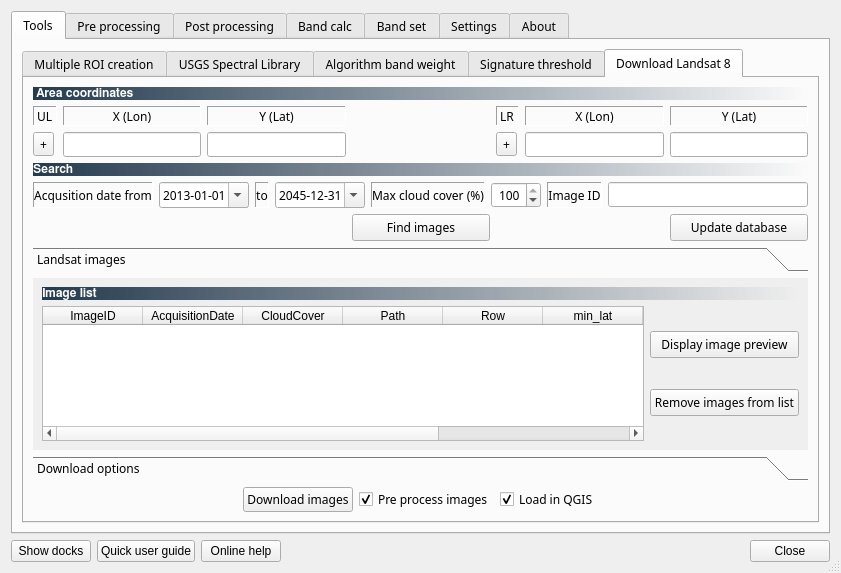
This is ui/ui_semiautomaticclassificationplugin.ui in semiautomaticgit/SemiAutomaticClassificationPlugin as Qt 5 draws it before an edit. The edited form follows.
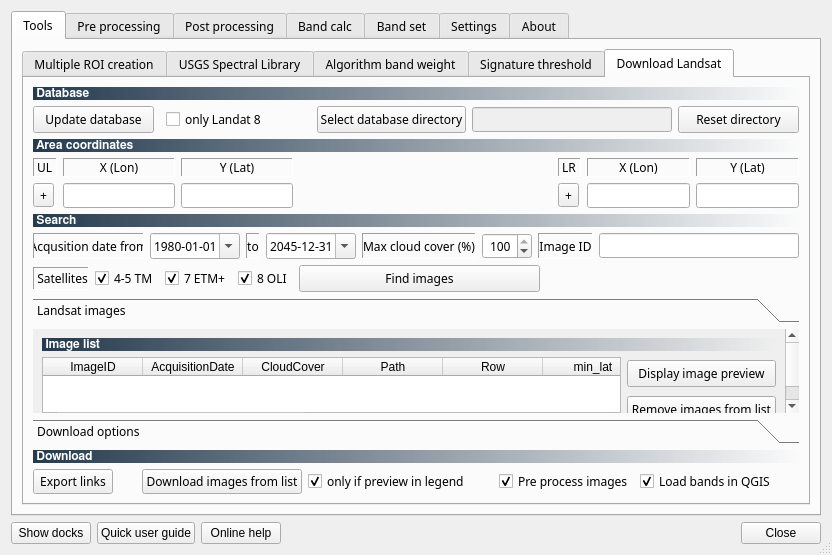
This is the edited form. The open tabs and pages were chosen to show the change. Icons and pictures are not drawn.

Patch:
```diff
--- a/ui/ui_semiautomaticclassificationplugin.ui
+++ b/ui/ui_semiautomaticclassificationplugin.ui
@@ -9,16 +9,22 @@
    <rect>
     <x>0</x>
     <y>0</y>
-    <width>836</width>
-    <height>573</height>
+    <width>832</width>
+    <height>555</height>
    </rect>
   </property>
   <property name="sizePolicy">
-   <sizepolicy hsizetype="Expanding" vsizetype="Expanding">
+   <sizepolicy hsizetype="Minimum" vsizetype="Expanding">
     <horstretch>0</horstretch>
     <verstretch>0</verstretch>
    </sizepolicy>
   </property>
+  <property name="minimumSize">
+   <size>
+    <width>600</width>
+    <height>0</height>
+   </size>
+  </property>
   <property name="windowTitle">
    <string>Semi-Automatic Classification Plugin</string>
   </property>
@@ -60,7 +66,7 @@
       <attribute name="title">
        <string>Tools</string>
       </attribute>
-      <layout class="QGridLayout" name="gridLayout_38">
+      <layout class="QGridLayout" name="gridLayout_125">
        <item row="0" column="0">
         <widget class="QTabWidget" name="tabWidget">
          <property name="currentIndex">
@@ -936,36 +942,89 @@
             <normaloff>:/plugins/semiautomaticclassificationplugin/icons/semiautomaticclassificationplugin_landsat8_download_tool.png</normaloff>:/plugins/semiautomaticclassificationplugin/icons/semiautomaticclassificationplugin_landsat8_download_tool.png</iconset>
           </attribute>
           <attribute name="title">
-           <string>Download Landsat 8</string>
+           <string>Download Landsat</string>
           </attribute>
-          <layout class="QGridLayout" name="gridLayout_115">
+          <layout class="QGridLayout" name="gridLayout_38">
            <item row="0" column="0">
             <layout class="QGridLayout" name="gridLayout_133">
-             <item row="2" column="0">
-              <widget class="QLabel" name="label_101">
-               <property name="frameShape">
-                <enum>QFrame::Panel</enum>
-               </property>
-               <property name="frameShadow">
-                <enum>QFrame::Sunken</enum>
-               </property>
-               <property name="text">
-                <string>UL</string>
-               </property>
-              </widget>
-             </item>
-             <item row="2" column="4">
-              <widget class="QLabel" name="label_102">
-               <property name="frameShape">
-                <enum>QFrame::Panel</enum>
-               </property>
-               <property name="frameShadow">
-                <enum>QFrame::Sunken</enum>
-               </property>
-               <property name="text">
-                <string>LR</string>
-               </property>
-              </widget>
+             <item row="2" column="6" rowspan="2">
+              <layout class="QGridLayout" name="gridLayout_121">
+               <item row="0" column="2">
+                <widget class="QLabel" name="label_104">
+                 <property name="frameShape">
+                  <enum>QFrame::Panel</enum>
+                 </property>
+                 <property name="frameShadow">
+                  <enum>QFrame::Sunken</enum>
+                 </property>
+                 <property name="text">
+                  <string>Y (Lat)</string>
+                 </property>
+                 <property name="alignment">
+                  <set>Qt::AlignCenter</set>
+                 </property>
+                </widget>
+               </item>
+               <item row="0" column="1">
+                <widget class="QLabel" name="label_105">
+                 <property name="frameShape">
+                  <enum>QFrame::Panel</enum>
+                 </property>
+                 <property name="frameShadow">
+                  <enum>QFrame::Sunken</enum>
+                 </property>
+                 <property name="text">
+                  <string>X (Lon)</string>
+                 </property>
+                 <property name="alignment">
+                  <set>Qt::AlignCenter</set>
+                 </property>
+                </widget>
+               </item>
+               <item row="1" column="2">
+                <widget class="QLineEdit" name="LY_lineEdit_3">
+                 <property name="toolTip">
+                  <string>&lt;html&gt;&lt;head/&gt;&lt;body&gt;&lt;p&gt;Lower right Y&lt;/p&gt;&lt;/body&gt;&lt;/html&gt;</string>
+                 </property>
+                 <property name="maxLength">
+                  <number>15</number>
+                 </property>
+                </widget>
+               </item>
+               <item row="1" column="1">
+                <widget class="QLineEdit" name="LX_lineEdit_3">
+                 <property name="toolTip">
+                  <string>&lt;html&gt;&lt;head/&gt;&lt;body&gt;&lt;p&gt;Lower right X&lt;/p&gt;&lt;/body&gt;&lt;/html&gt;</string>
+                 </property>
+                 <property name="maxLength">
+                  <number>15</number>
+                 </property>
+                </widget>
+               </item>
+               <item row="0" column="0">
+                <widget class="QLabel" name="label_102">
+                 <property name="frameShape">
+                  <enum>QFrame::Panel</enum>
+                 </property>
+                 <property name="frameShadow">
+                  <enum>QFrame::Sunken</enum>
+                 </property>
+                 <property name="text">
+                  <string>LR</string>
+                 </property>
+                </widget>
+               </item>
+               <item row="1" column="0">
+                <widget class="QToolButton" name="selectLR_toolButton_3">
+                 <property name="toolTip">
+                  <string>&lt;html&gt;&lt;head/&gt;&lt;body&gt;&lt;p&gt;Click the map for the lower right coordinates&lt;/p&gt;&lt;/body&gt;&lt;/html&gt;</string>
+                 </property>
+                 <property name="text">
+                  <string>+</string>
+                 </property>
+                </widget>
+               </item>
+              </layout>
              </item>
              <item row="1" column="0" colspan="7">
               <widget class="QLabel" name="label_103">
@@ -993,130 +1052,6 @@
                </property>
               </widget>
              </item>
-             <item row="3" column="5">
-              <widget class="QLineEdit" name="LX_lineEdit_3">
-               <property name="toolTip">
-                <string>&lt;html&gt;&lt;head/&gt;&lt;body&gt;&lt;p&gt;Lower right X&lt;/p&gt;&lt;/body&gt;&lt;/html&gt;</string>
-               </property>
-               <property name="maxLength">
-                <number>15</number>
-               </property>
-              </widget>
-             </item>
-             <item row="2" column="6">
-              <widget class="QLabel" name="label_104">
-               <property name="frameShape">
-                <enum>QFrame::Panel</enum>
-               </property>
-               <property name="frameShadow">
-                <enum>QFrame::Sunken</enum>
-               </property>
-               <property name="text">
-                <string>Y (Lat)</string>
-               </property>
-               <property name="alignment">
-                <set>Qt::AlignCenter</set>
-               </property>
-              </widget>
-             </item>
-             <item row="2" column="5">
-              <widget class="QLabel" name="label_105">
-               <property name="frameShape">
-                <enum>QFrame::Panel</enum>
-               </property>
-               <property name="frameShadow">
-                <enum>QFrame::Sunken</enum>
-               </property>
-               <property name="text">
-                <string>X (Lon)</string>
-               </property>
-               <property name="alignment">
-                <set>Qt::AlignCenter</set>
-               </property>
-              </widget>
-             </item>
-             <item row="2" column="2">
-              <widget class="QLabel" name="label_106">
-               <property name="frameShape">
-                <enum>QFrame::Panel</enum>
-               </property>
-               <property name="frameShadow">
-                <enum>QFrame::Sunken</enum>
-               </property>
-               <property name="text">
-                <string>Y (Lat)</string>
-               </property>
-               <property name="alignment">
-                <set>Qt::AlignCenter</set>
-               </property>
-              </widget>
-             </item>
-             <item row="2" column="1">
-              <widget class="QLabel" name="label_107">
-               <property name="frameShape">
-                <enum>QFrame::Panel</enum>
-               </property>
-               <property name="frameShadow">
-                <enum>QFrame::Sunken</enum>
-               </property>
-               <property name="text">
-                <string>X (Lon)</string>
-               </property>
-               <property name="alignment">
-                <set>Qt::AlignCenter</set>
-               </property>
-              </widget>
-             </item>
-             <item row="3" column="1">
-              <widget class="QLineEdit" name="UX_lineEdit_3">
-               <property name="toolTip">
-                <string>&lt;html&gt;&lt;head/&gt;&lt;body&gt;&lt;p&gt;Upper left X&lt;/p&gt;&lt;/body&gt;&lt;/html&gt;</string>
-               </property>
-               <property name="maxLength">
-                <number>15</number>
-               </property>
-              </widget>
-             </item>
-             <item row="3" column="2">
-              <widget class="QLineEdit" name="UY_lineEdit_3">
-               <property name="toolTip">
-                <string>&lt;html&gt;&lt;head/&gt;&lt;body&gt;&lt;p&gt;Upper left Y&lt;/p&gt;&lt;/body&gt;&lt;/html&gt;</string>
-               </property>
-               <property name="maxLength">
-                <number>15</number>
-               </property>
-              </widget>
-             </item>
-             <item row="3" column="0">
-              <widget class="QToolButton" name="selectUL_toolButton_3">
-               <property name="toolTip">
-                <string>&lt;html&gt;&lt;head/&gt;&lt;body&gt;&lt;p&gt;Click the map for the upper left coordinates&lt;/p&gt;&lt;/body&gt;&lt;/html&gt;</string>
-               </property>
-               <property name="text">
-                <string>+</string>
-               </property>
-              </widget>
-             </item>
-             <item row="3" column="6">
-              <widget class="QLineEdit" name="LY_lineEdit_3">
-               <property name="toolTip">
-                <string>&lt;html&gt;&lt;head/&gt;&lt;body&gt;&lt;p&gt;Lower right Y&lt;/p&gt;&lt;/body&gt;&lt;/html&gt;</string>
-               </property>
-               <property name="maxLength">
-                <number>15</number>
-               </property>
-              </widget>
-             </item>
-             <item row="3" column="4">
-              <widget class="QToolButton" name="selectLR_toolButton_3">
-               <property name="toolTip">
-                <string>&lt;html&gt;&lt;head/&gt;&lt;body&gt;&lt;p&gt;Click the map for the lower right coordinates&lt;/p&gt;&lt;/body&gt;&lt;/html&gt;</string>
-               </property>
-               <property name="text">
-                <string>+</string>
-               </property>
-              </widget>
-             </item>
              <item row="2" column="3">
               <spacer name="horizontalSpacer_33">
                <property name="orientation">
@@ -1130,7 +1065,7 @@
                </property>
               </spacer>
              </item>
-             <item row="6" column="3">
+             <item row="7" column="3">
               <widget class="QPushButton" name="find_images_toolButton">
                <property name="sizePolicy">
                 <sizepolicy hsizetype="Minimum" vsizetype="Maximum">
@@ -1158,33 +1093,33 @@
                </property>
               </widget>
              </item>
-             <item row="4" column="0" colspan="7">
-              <widget class="QLabel" name="label_109">
-               <property name="font">
-                <font>
-                 <family>FreeSans</family>
-                 <weight>75</weight>
-                 <bold>true</bold>
-                </font>
-               </property>
-               <property name="styleSheet">
-                <string notr="true">background-color : qlineargradient(spread:pad, x1:0, y1:0, x2:1, y2:0, stop:0 #243a4e, stop:1 rgba(0, 0, 0, 0)); color : white</string>
-               </property>
-               <property name="frameShape">
-                <enum>QFrame::NoFrame</enum>
-               </property>
-               <property name="frameShadow">
-                <enum>QFrame::Sunken</enum>
-               </property>
-               <property name="text">
-                <string>Search</string>
-               </property>
-               <property name="alignment">
-                <set>Qt::AlignLeading|Qt::AlignLeft|Qt::AlignVCenter</set>
-               </property>
-              </widget>
-             </item>
              <item row="5" column="0" colspan="7">
+              <widget class="QLabel" name="label_109">
+               <property name="font">
+                <font>
+                 <family>FreeSans</family>
+                 <weight>75</weight>
+                 <bold>true</bold>
+                </font>
+               </property>
+               <property name="styleSheet">
+                <string notr="true">background-color : qlineargradient(spread:pad, x1:0, y1:0, x2:1, y2:0, stop:0 #243a4e, stop:1 rgba(0, 0, 0, 0)); color : white</string>
+               </property>
+               <property name="frameShape">
+                <enum>QFrame::NoFrame</enum>
+               </property>
+               <property name="frameShadow">
+                <enum>QFrame::Sunken</enum>
+               </property>
+               <property name="text">
+                <string> Search</string>
+               </property>
+               <property name="alignment">
+                <set>Qt::AlignLeading|Qt::AlignLeft|Qt::AlignVCenter</set>
+               </property>
+              </widget>
+             </item>
+             <item row="6" column="0" colspan="7">
               <layout class="QGridLayout" name="gridLayout_114">
                <item row="0" column="7">
                 <widget class="QLineEdit" name="imageID_lineEdit">
@@ -1294,6 +1229,13 @@
                  </item>
                  <item row="0" column="1">
                   <widget class="QDateEdit" name="dateEdit_from">
+                   <property name="date">
+                    <date>
+                     <year>1980</year>
+                     <month>1</month>
+                     <day>1</day>
+                    </date>
+                   </property>
                    <property name="maximumDate">
                     <date>
                      <year>2045</year>
@@ -1303,7 +1245,7 @@
                    </property>
                    <property name="minimumDate">
                     <date>
-                     <year>2013</year>
+                     <year>1980</year>
                      <month>1</month>
                      <day>1</day>
                     </date>
@@ -1349,9 +1291,9 @@
                  </property>
                  <property name="minimumDate">
                   <date>
-                   <year>2013</year>
+                   <year>1980</year>
                    <month>1</month>
-                   <day>1</day>
+                   <day>2</day>
                   </date>
                  </property>
                  <property name="displayFormat">
@@ -1393,33 +1335,309 @@
                </item>
               </layout>
              </item>
-             <item row="6" column="6">
-              <widget class="QPushButton" name="update_image_database_toolButton">
-               <property name="sizePolicy">
-                <sizepolicy hsizetype="Minimum" vsizetype="Maximum">
-                 <horstretch>0</horstretch>
-                 <verstretch>0</verstretch>
-                </sizepolicy>
-               </property>
-               <property name="minimumSize">
-                <size>
-                 <width>121</width>
-                 <height>27</height>
-                </size>
-               </property>
-               <property name="maximumSize">
-                <size>
-                 <width>14000</width>
-                 <height>27</height>
-                </size>
-               </property>
-               <property name="toolTip">
-                <string>&lt;html&gt;&lt;head/&gt;&lt;body&gt;&lt;p&gt;Update Landsat image database (requires internet connection)&lt;/p&gt;&lt;/body&gt;&lt;/html&gt;</string>
-               </property>
-               <property name="text">
-                <string>Update database</string>
-               </property>
-              </widget>
+             <item row="7" column="6">
+              <layout class="QGridLayout" name="gridLayout_115"/>
+             </item>
+             <item row="7" column="0" colspan="3">
+              <layout class="QGridLayout" name="gridLayout_120">
+               <item row="0" column="2">
+                <widget class="QCheckBox" name="L7_checkBox">
+                 <property name="text">
+                  <string>7 ETM+</string>
+                 </property>
+                 <property name="checked">
+                  <bool>true</bool>
+                 </property>
+                </widget>
+               </item>
+               <item row="0" column="3">
+                <widget class="QCheckBox" name="L8_checkBox">
+                 <property name="text">
+                  <string>8 OLI</string>
+                 </property>
+                 <property name="checked">
+                  <bool>true</bool>
+                 </property>
+                </widget>
+               </item>
+               <item row="0" column="1">
+                <widget class="QCheckBox" name="L45_checkbox">
+                 <property name="text">
+                  <string>4-5 TM</string>
+                 </property>
+                 <property name="checked">
+                  <bool>true</bool>
+                 </property>
+                </widget>
+               </item>
+               <item row="0" column="0">
+                <widget class="QLabel" name="label_114">
+                 <property name="frameShape">
+                  <enum>QFrame::Panel</enum>
+                 </property>
+                 <property name="frameShadow">
+                  <enum>QFrame::Sunken</enum>
+                 </property>
+                 <property name="text">
+                  <string> Satellites</string>
+                 </property>
+                 <property name="alignment">
+                  <set>Qt::AlignCenter</set>
+                 </property>
+                </widget>
+               </item>
+               <item row="0" column="4">
+                <spacer name="horizontalSpacer_30">
+                 <property name="orientation">
+                  <enum>Qt::Horizontal</enum>
+                 </property>
+                 <property name="sizeHint" stdset="0">
+                  <size>
+                   <width>40</width>
+                   <height>20</height>
+                  </size>
+                 </property>
+                </spacer>
+               </item>
+              </layout>
+             </item>
+             <item row="2" column="0" rowspan="2" colspan="3">
+              <layout class="QGridLayout" name="gridLayout_122">
+               <item row="0" column="2">
+                <widget class="QLabel" name="label_106">
+                 <property name="frameShape">
+                  <enum>QFrame::Panel</enum>
+                 </property>
+                 <property name="frameShadow">
+                  <enum>QFrame::Sunken</enum>
+                 </property>
+                 <property name="text">
+                  <string>Y (Lat)</string>
+                 </property>
+                 <property name="alignment">
+                  <set>Qt::AlignCenter</set>
+                 </property>
+                </widget>
+               </item>
+               <item row="1" column="1">
+                <widget class="QLineEdit" name="UX_lineEdit_3">
+                 <property name="toolTip">
+                  <string>&lt;html&gt;&lt;head/&gt;&lt;body&gt;&lt;p&gt;Upper left X&lt;/p&gt;&lt;/body&gt;&lt;/html&gt;</string>
+                 </property>
+                 <property name="maxLength">
+                  <number>15</number>
+                 </property>
+                </widget>
+               </item>
+               <item row="1" column="2">
+                <widget class="QLineEdit" name="UY_lineEdit_3">
+                 <property name="toolTip">
+                  <string>&lt;html&gt;&lt;head/&gt;&lt;body&gt;&lt;p&gt;Upper left Y&lt;/p&gt;&lt;/body&gt;&lt;/html&gt;</string>
+                 </property>
+                 <property name="maxLength">
+                  <number>15</number>
+                 </property>
+                </widget>
+               </item>
+               <item row="0" column="1">
+                <widget class="QLabel" name="label_107">
+                 <property name="frameShape">
+                  <enum>QFrame::Panel</enum>
+                 </property>
+                 <property name="frameShadow">
+                  <enum>QFrame::Sunken</enum>
+                 </property>
+                 <property name="text">
+                  <string>X (Lon)</string>
+                 </property>
+                 <property name="alignment">
+                  <set>Qt::AlignCenter</set>
+                 </property>
+                </widget>
+               </item>
+               <item row="0" column="0">
+                <widget class="QLabel" name="label_101">
+                 <property name="frameShape">
+                  <enum>QFrame::Panel</enum>
+                 </property>
+                 <property name="frameShadow">
+                  <enum>QFrame::Sunken</enum>
+                 </property>
+                 <property name="text">
+                  <string>UL</string>
+                 </property>
+                </widget>
+               </item>
+               <item row="1" column="0">
+                <widget class="QToolButton" name="selectUL_toolButton_3">
+                 <property name="toolTip">
+                  <string>&lt;html&gt;&lt;head/&gt;&lt;body&gt;&lt;p&gt;Click the map for the upper left coordinates&lt;/p&gt;&lt;/body&gt;&lt;/html&gt;</string>
+                 </property>
+                 <property name="text">
+                  <string>+</string>
+                 </property>
+                </widget>
+               </item>
+              </layout>
+             </item>
+             <item row="0" column="0" colspan="7">
+              <layout class="QGridLayout" name="gridLayout_123">
+               <item row="1" column="0">
+                <widget class="QPushButton" name="update_image_database_toolButton">
+                 <property name="sizePolicy">
+                  <sizepolicy hsizetype="Minimum" vsizetype="Maximum">
+                   <horstretch>0</horstretch>
+                   <verstretch>0</verstretch>
+                  </sizepolicy>
+                 </property>
+                 <property name="minimumSize">
+                  <size>
+                   <width>121</width>
+                   <height>27</height>
+                  </size>
+                 </property>
+                 <property name="maximumSize">
+                  <size>
+                   <width>14000</width>
+                   <height>27</height>
+                  </size>
+                 </property>
+                 <property name="toolTip">
+                  <string>&lt;html&gt;&lt;head/&gt;&lt;body&gt;&lt;p&gt;Update Landsat image database (requires internet connection)&lt;/p&gt;&lt;/body&gt;&lt;/html&gt;</string>
+                 </property>
+                 <property name="text">
+                  <string>Update database</string>
+                 </property>
+                </widget>
+               </item>
+               <item row="1" column="4">
+                <widget class="QPushButton" name="select_database_dir_toolButton">
+                 <property name="sizePolicy">
+                  <sizepolicy hsizetype="Minimum" vsizetype="Maximum">
+                   <horstretch>0</horstretch>
+                   <verstretch>0</verstretch>
+                  </sizepolicy>
+                 </property>
+                 <property name="minimumSize">
+                  <size>
+                   <width>138</width>
+                   <height>27</height>
+                  </size>
+                 </property>
+                 <property name="maximumSize">
+                  <size>
+                   <width>14000</width>
+                   <height>27</height>
+                  </size>
+                 </property>
+                 <property name="toolTip">
+                  <string>&lt;html&gt;&lt;head/&gt;&lt;body&gt;&lt;p&gt;Select a directory where Landsat databases are stored&lt;/p&gt;&lt;/body&gt;&lt;/html&gt;</string>
+                 </property>
+                 <property name="text">
+                  <string>Select database directory</string>
+                 </property>
+                </widget>
+               </item>
+               <item row="0" column="0" colspan="7">
+                <widget class="QLabel" name="label_115">
+                 <property name="font">
+                  <font>
+                   <family>FreeSans</family>
+                   <weight>75</weight>
+                   <bold>true</bold>
+                  </font>
+                 </property>
+                 <property name="styleSheet">
+                  <string notr="true">background-color : qlineargradient(spread:pad, x1:0, y1:0, x2:1, y2:0, stop:0 #243a4e, stop:1 rgba(0, 0, 0, 0)); color : white</string>
+                 </property>
+                 <property name="frameShape">
+                  <enum>QFrame::NoFrame</enum>
+                 </property>
+                 <property name="frameShadow">
+                  <enum>QFrame::Sunken</enum>
+                 </property>
+                 <property name="text">
+                  <string> Database</string>
+                 </property>
+                 <property name="alignment">
+                  <set>Qt::AlignLeading|Qt::AlignLeft|Qt::AlignVCenter</set>
+                 </property>
+                </widget>
+               </item>
+               <item row="1" column="5">
+                <widget class="QLineEdit" name="database_lineEdit">
+                 <property name="enabled">
+                  <bool>false</bool>
+                 </property>
+                 <property name="sizePolicy">
+                  <sizepolicy hsizetype="Minimum" vsizetype="Fixed">
+                   <horstretch>0</horstretch>
+                   <verstretch>0</verstretch>
+                  </sizepolicy>
+                 </property>
+                 <property name="minimumSize">
+                  <size>
+                   <width>200</width>
+                   <height>0</height>
+                  </size>
+                 </property>
+                 <property name="toolTip">
+                  <string>&lt;html&gt;&lt;head/&gt;&lt;body&gt;&lt;p&gt;Database directory&lt;/p&gt;&lt;/body&gt;&lt;/html&gt;</string>
+                 </property>
+                </widget>
+               </item>
+               <item row="1" column="2">
+                <widget class="QCheckBox" name="update_L8_checkBox">
+                 <property name="toolTip">
+                  <string>&lt;html&gt;&lt;head/&gt;&lt;body&gt;&lt;p&gt;If checked, download only the Landsat 8 database from Amazon&lt;/p&gt;&lt;/body&gt;&lt;/html&gt;</string>
+                 </property>
+                 <property name="text">
+                  <string>only Landat 8</string>
+                 </property>
+                </widget>
+               </item>
+               <item row="1" column="6">
+                <widget class="QPushButton" name="reset_database_dir_toolButton">
+                 <property name="sizePolicy">
+                  <sizepolicy hsizetype="Minimum" vsizetype="Maximum">
+                   <horstretch>0</horstretch>
+                   <verstretch>0</verstretch>
+                  </sizepolicy>
+                 </property>
+                 <property name="minimumSize">
+                  <size>
+                   <width>121</width>
+                   <height>27</height>
+                  </size>
+                 </property>
+                 <property name="maximumSize">
+                  <size>
+                   <width>14000</width>
+                   <height>27</height>
+                  </size>
+                 </property>
+                 <property name="toolTip">
+                  <string>&lt;html&gt;&lt;head/&gt;&lt;body&gt;&lt;p&gt;Reset Landsat database directory&lt;/p&gt;&lt;/body&gt;&lt;/html&gt;</string>
+                 </property>
+                 <property name="text">
+                  <string>Reset directory</string>
+                 </property>
+                </widget>
+               </item>
+               <item row="1" column="3">
+                <spacer name="horizontalSpacer_31">
+                 <property name="orientation">
+                  <enum>Qt::Horizontal</enum>
+                 </property>
+                 <property name="sizeHint" stdset="0">
+                  <size>
+                   <width>40</width>
+                   <height>20</height>
+                  </size>
+                 </property>
+                </spacer>
+               </item>
+              </layout>
              </item>
             </layout>
            </item>
@@ -1435,8 +1653,8 @@
                  <rect>
                   <x>0</x>
                   <y>0</y>
-                  <width>784</width>
-                  <height>208</height>
+                  <width>780</width>
+                  <height>122</height>
                  </rect>
                 </property>
                 <attribute name="label">
@@ -1518,7 +1736,7 @@
                       <string notr="true">background-color : qlineargradient(spread:pad, x1:0, y1:0, x2:1, y2:0, stop:0 #243a4e, stop:1 rgba(0, 0, 0, 0)); color : white</string>
                      </property>
                      <property name="text">
-                      <string>Image list</string>
+                      <string> Image list</string>
                      </property>
                     </widget>
                    </item>
@@ -1590,6 +1808,16 @@
                        <string>max_lon</string>
                       </property>
                      </column>
+                     <column>
+                      <property name="text">
+                       <string>Service</string>
+                      </property>
+                     </column>
+                     <column>
+                      <property name="text">
+                       <string>Preview</string>
+                      </property>
+                     </column>
                     </widget>
                    </item>
                   </layout>
@@ -1832,7 +2060,33 @@
            </item>
            <item row="2" column="0">
             <layout class="QGridLayout" name="gridLayout_112">
-             <item row="0" column="2">
+             <item row="1" column="4">
+              <spacer name="horizontalSpacer_32">
+               <property name="orientation">
+                <enum>Qt::Horizontal</enum>
+               </property>
+               <property name="sizeHint" stdset="0">
+                <size>
+                 <width>40</width>
+                 <height>20</height>
+                </size>
+               </property>
+              </spacer>
+             </item>
+             <item row="1" column="1">
+              <spacer name="horizontalSpacer_25">
+               <property name="orientation">
+                <enum>Qt::Horizontal</enum>
+               </property>
+               <property name="sizeHint" stdset="0">
+                <size>
+                 <width>40</width>
+                 <height>20</height>
+                </size>
+               </property>
+              </spacer>
+             </item>
+             <item row="1" column="5">
               <widget class="QCheckBox" name="preprocess_Landsat_checkBox">
                <property name="toolTip">
                 <string>&lt;html&gt;&lt;head/&gt;&lt;body&gt;&lt;p&gt;Pre process Landsat images&lt;/p&gt;&lt;/body&gt;&lt;/html&gt;</string>
@@ -1845,30 +2099,17 @@
                </property>
               </widget>
              </item>
-             <item row="0" column="0">
-              <spacer name="horizontalSpacer_25">
-               <property name="orientation">
-                <enum>Qt::Horizontal</enum>
-               </property>
-               <property name="sizeHint" stdset="0">
-                <size>
-                 <width>40</width>
-                 <height>20</height>
-                </size>
-               </property>
-              </spacer>
-             </item>
-             <item row="0" column="1">
+             <item row="1" column="2">
               <widget class="QPushButton" name="download_images_Button">
                <property name="toolTip">
                 <string>&lt;html&gt;&lt;head/&gt;&lt;body&gt;&lt;p&gt;Download images in image list table&lt;/p&gt;&lt;/body&gt;&lt;/html&gt;</string>
                </property>
                <property name="text">
-                <string>Download images</string>
+                <string>Download images from list</string>
                </property>
               </widget>
              </item>
-             <item row="0" column="4">
+             <item row="1" column="7">
               <spacer name="horizontalSpacer_26">
                <property name="orientation">
                 <enum>Qt::Horizontal</enum>
@@ -1881,19 +2122,68 @@
                </property>
               </spacer>
              </item>
-             <item row="0" column="3">
+             <item row="1" column="6">
               <widget class="QCheckBox" name="load_in_QGIS_checkBox">
                <property name="toolTip">
                 <string>&lt;html&gt;&lt;head/&gt;&lt;body&gt;&lt;p&gt;Load images in QGIS after download&lt;/p&gt;&lt;/body&gt;&lt;/html&gt;</string>
                </property>
                <property name="text">
-                <string>Load in QGIS</string>
+                <string>Load bands in QGIS</string>
                </property>
                <property name="checked">
                 <bool>true</bool>
                </property>
               </widget>
              </item>
+             <item row="1" column="0">
+              <widget class="QPushButton" name="export_links_Button">
+               <property name="toolTip">
+                <string>&lt;html&gt;&lt;head/&gt;&lt;body&gt;&lt;p&gt;Export download links to a text file&lt;/p&gt;&lt;/body&gt;&lt;/html&gt;</string>
+               </property>
+               <property name="text">
+                <string>Export links</string>
+               </property>
+              </widget>
+             </item>
+             <item row="1" column="3">
+              <widget class="QCheckBox" name="download_if_preview_in_legend_checkBox">
+               <property name="toolTip">
+                <string>&lt;html&gt;&lt;head/&gt;&lt;body&gt;&lt;p&gt;Pre process Landsat images&lt;/p&gt;&lt;/body&gt;&lt;/html&gt;</string>
+               </property>
+               <property name="text">
+                <string>only if preview in legend</string>
+               </property>
+               <property name="checked">
+                <bool>true</bool>
+               </property>
+              </widget>
+             </item>
+             <item row="0" column="0" colspan="8">
+              <widget class="QLabel" name="label_116">
+               <property name="font">
+                <font>
+                 <family>FreeSans</family>
+                 <weight>75</weight>
+                 <bold>true</bold>
+                </font>
+               </property>
+               <property name="styleSheet">
+                <string notr="true">background-color : qlineargradient(spread:pad, x1:0, y1:0, x2:1, y2:0, stop:0 #243a4e, stop:1 rgba(0, 0, 0, 0)); color : white</string>
+               </property>
+               <property name="frameShape">
+                <enum>QFrame::NoFrame</enum>
+               </property>
+               <property name="frameShadow">
+                <enum>QFrame::Sunken</enum>
+               </property>
+               <property name="text">
+                <string> Download</string>
+               </property>
+               <property name="alignment">
+                <set>Qt::AlignLeading|Qt::AlignLeft|Qt::AlignVCenter</set>
+               </property>
+              </widget>
+             </item>
             </layout>
            </item>
           </layout>
```
Left out of the diff: 256 changed lines with no effect on the pictures.
